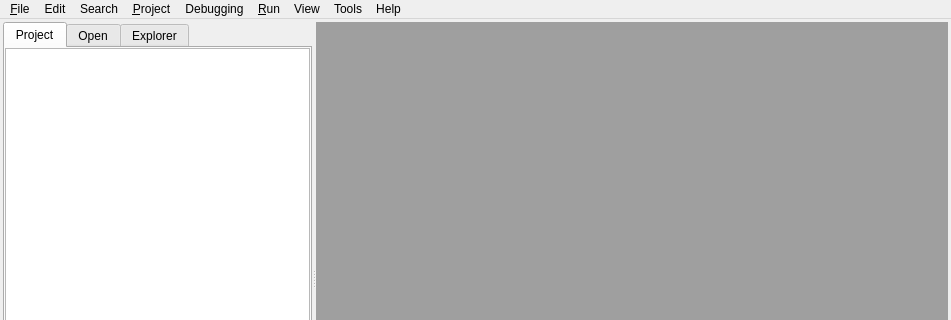
Before: the Qt Designer form blurdev/ide/ui/ideeditor.ui in blurstudio/PrEditor, drawn with Qt 5; both pictures show x 0 to 951 and y 0 to 320 of the 951 by 559 pixel window.
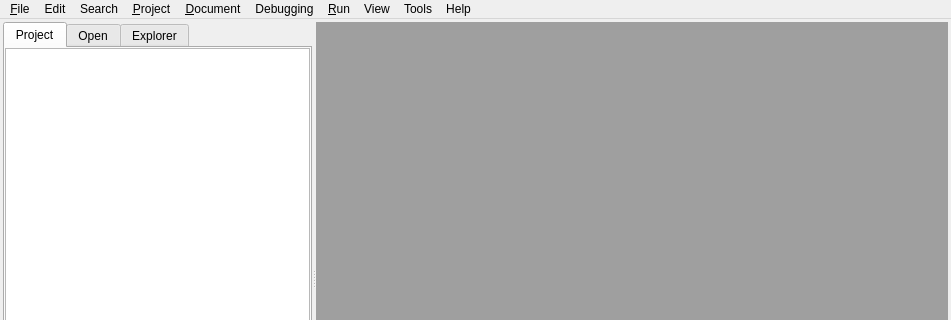
After: the same form once the commit is applied.

Commit message: Merging changes up to revision: 12063 in branch svn://ocelot/blur/branches/blurdev/blurdev-linux-2011-07-19 Preference now checks if the xml was loaded successfully this way if a preference file exists, but is corrupt it will populate with defaults. LoggerWindow has a menu item to set the indentations use tabs setting of the DocumentEditor.

Diff of the .ui file:
```diff
--- a/blurdev/ide/ui/ideeditor.ui
+++ b/blurdev/ide/ui/ideeditor.ui
@@ -145,7 +145,7 @@
      <x>0</x>
      <y>0</y>
      <width>951</width>
-     <height>21</height>
+     <height>26</height>
     </rect>
    </property>
    <widget class="QMenu" name="uiToolsMENU">
@@ -177,7 +177,7 @@
     <addaction name="uiExitACT"/>
     <addaction name="separator"/>
    </widget>
-   <widget class="QMenu" name="menuEdit">
+   <widget class="QMenu" name="uiEditMENU">
     <property name="title">
      <string>Edit</string>
     </property>
@@ -277,10 +277,23 @@
     <addaction name="uiDebugMidACT"/>
     <addaction name="uiDebugHighACT"/>
    </widget>
+   <widget class="QMenu" name="uiDocumentMENU">
+    <property name="title">
+     <string>&amp;Document</string>
+    </property>
+    <addaction name="uiLineWrapACT"/>
+    <addaction name="separator"/>
+    <addaction name="uiShowCaretLineACT"/>
+    <addaction name="uiShowEndlinesACT"/>
+    <addaction name="uiShowIndentationsACT"/>
+    <addaction name="uiShowLineNumbersACT"/>
+    <addaction name="uiShowWhitespacesACT"/>
+   </widget>
    <addaction name="uiFileMENU"/>
-   <addaction name="menuEdit"/>
+   <addaction name="uiEditMENU"/>
    <addaction name="uiSearchMENU"/>
    <addaction name="uiProjectMENU"/>
+   <addaction name="uiDocumentMENU"/>
    <addaction name="uiDebugMENU"/>
    <addaction name="uiRunMENU"/>
    <addaction name="uiViewMENU"/>
```
Left out of the diff: 57 changed lines with no effect on the pictures. The commit also changes 12 other files.
